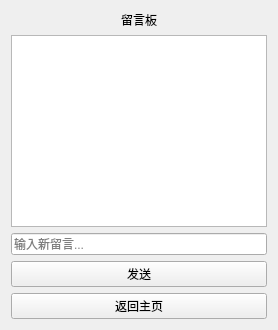
Before: the Qt Designer form src/widgets/messagewidget.ui in yeisme/CrossControl, drawn with Qt 5.
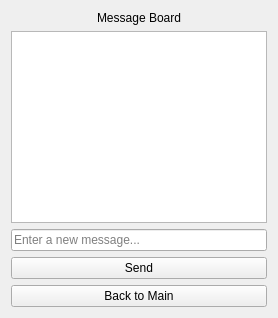
After: the same form once the commit is applied.

Commit message: feat: 重构 CrossControlWidget 和 MainWidget，优化界面布局，移除不必要的信号和槽，添加翻译文件机制

```diff
--- a/src/widgets/messagewidget.ui
+++ b/src/widgets/messagewidget.ui
@@ -6,7 +6,7 @@
    <item>
     <widget class="QLabel" name="labelMessageTitle">
      <property name="text">
-      <string>留言板</string>
+     <string>Message Board</string>
      </property>
      <property name="alignment">
       <set>Qt::AlignmentFlag::AlignCenter</set>
@@ -23,21 +23,21 @@
    <item>
     <widget class="QLineEdit" name="lineEditNewMessage">
      <property name="placeholderText">
-      <string>输入新留言...</string>
+     <string>Enter a new message...</string>
      </property>
     </widget>
    </item>
    <item>
     <widget class="QPushButton" name="btnSendMessage">
      <property name="text">
-      <string>发送</string>
+     <string>Send</string>
      </property>
     </widget>
    </item>
    <item>
     <widget class="QPushButton" name="btnBackFromMessage">
      <property name="text">
-      <string>返回主页</string>
+     <string>Back to Main</string>
      </property>
     </widget>
    </item>
```
Lines whose indentation alone changed are shown as unchanged. The commit also changes 32 other files.
